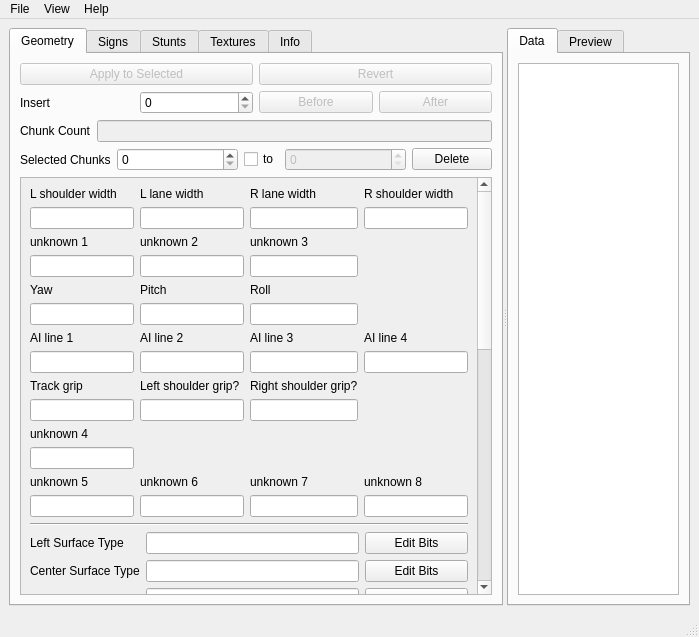
Old version of the form TrackEditor/MainWindow.ui in the repository Zizin13/Roller.
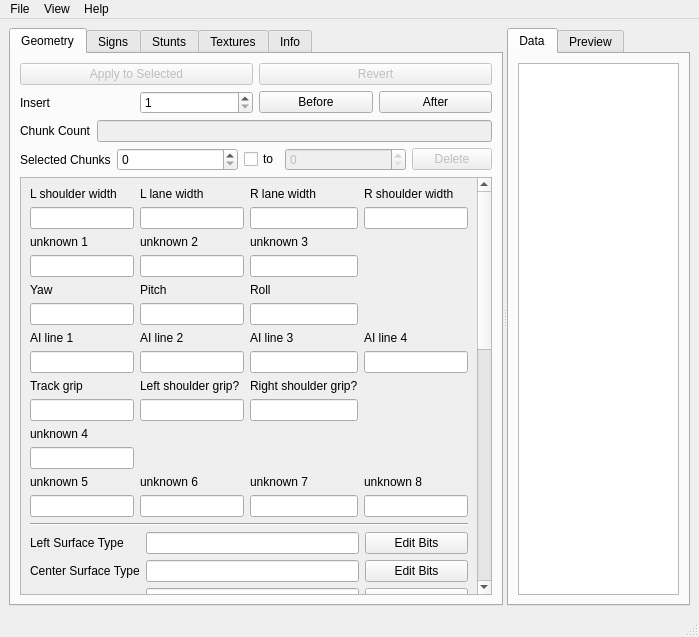
New version of the form. Icons and pictures are not drawn.

The edit to the form file:
```diff
--- a/TrackEditor/MainWindow.ui
+++ b/TrackEditor/MainWindow.ui
@@ -76,12 +76,16 @@
             </widget>
            </item>
            <item>
-            <widget class="QSpinBox" name="sbInsert"/>
+            <widget class="QSpinBox" name="sbInsert">
+             <property name="minimum">
+              <number>1</number>
+             </property>
+            </widget>
            </item>
            <item>
             <widget class="QPushButton" name="pbInsertBefore">
              <property name="enabled">
-              <bool>false</bool>
+              <bool>true</bool>
              </property>
              <property name="toolTip">
               <string>must set all values marked as &lt;mixed&gt;</string>
@@ -94,7 +98,7 @@
            <item>
             <widget class="QPushButton" name="pbInsertAfter">
              <property name="enabled">
-              <bool>false</bool>
+              <bool>true</bool>
              </property>
              <property name="toolTip">
               <string>must set all values marked as &lt;mixed&gt;</string>
@@ -168,6 +172,9 @@
            </item>
            <item>
             <widget class="QPushButton" name="pbDelete">
+             <property name="enabled">
+              <bool>false</bool>
+             </property>
              <property name="text">
               <string>Delete</string>
              </property>
```
